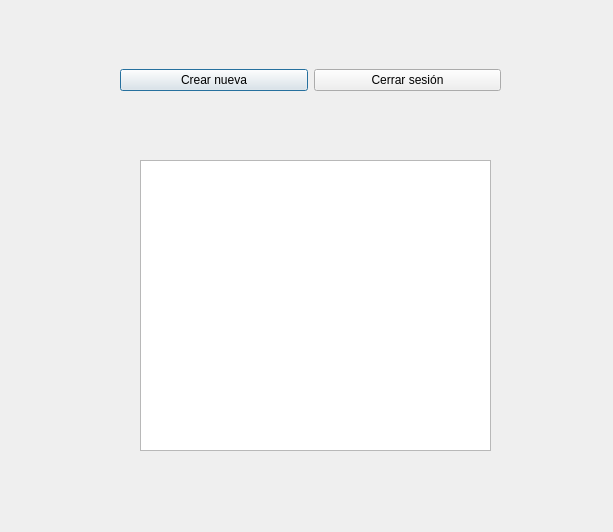
iriclau/uidepass, file app/views/qt/design/ventana_lista_contrasenas.ui: the form before one commit.
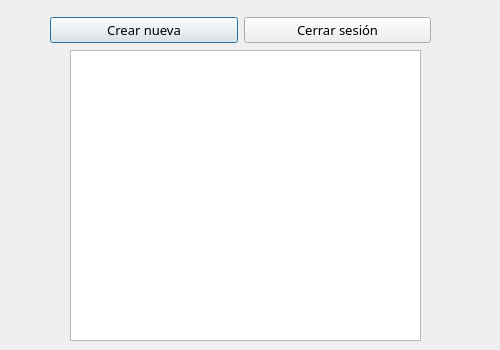
The form after the commit.

The edit to the form file:
```diff
--- a/app/views/qt/design/ventana_lista_contrasenas.ui
+++ b/app/views/qt/design/ventana_lista_contrasenas.ui
@@ -6,8 +6,8 @@
    <rect>
     <x>0</x>
     <y>0</y>
-    <width>613</width>
-    <height>532</height>
+    <width>500</width>
+    <height>350</height>
    </rect>
   </property>
   <property name="windowTitle">
@@ -16,8 +16,8 @@
   <widget class="QWidget" name="horizontalLayoutWidget">
    <property name="geometry">
     <rect>
-     <x>120</x>
-     <y>40</y>
+     <x>50</x>
+     <y>-10</y>
      <width>381</width>
      <height>80</height>
     </rect>
@@ -25,6 +25,12 @@
    <layout class="QHBoxLayout" name="horizontalLayout">
     <item>
      <widget class="QPushButton" name="btn_crear_nueva">
+      <property name="font">
+       <font>
+        <family>Berlin Sans FB</family>
+        <pointsize>10</pointsize>
+       </font>
+      </property>
       <property name="text">
        <string>Crear nueva</string>
       </property>
@@ -32,6 +38,12 @@
     </item>
     <item>
      <widget class="QPushButton" name="btn_cerrar_sesion">
+      <property name="font">
+       <font>
+        <family>Berlin Sans FB</family>
+        <pointsize>10</pointsize>
+       </font>
+      </property>
       <property name="text">
        <string>Cerrar sesión</string>
       </property>
@@ -42,8 +54,8 @@
   <widget class="QTableView" name="table_lista_contrasenas">
    <property name="geometry">
     <rect>
-     <x>140</x>
-     <y>160</y>
+     <x>70</x>
+     <y>50</y>
      <width>351</width>
      <height>291</height>
     </rect>
```
Left out of the diff: 2 changed lines with no effect on the pictures.
